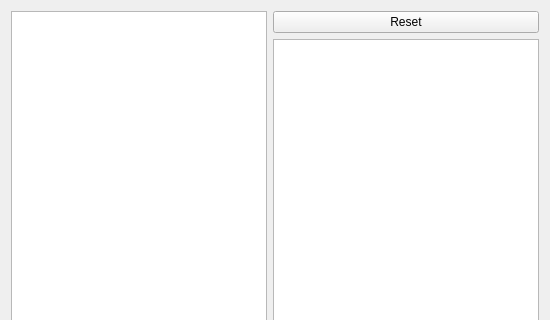
Qt form chesswindow.ui (Rattlesnek/ICP) before a commit; both pictures show x 0 to 550 and y 0 to 320 of the 550 by 519 pixel window.
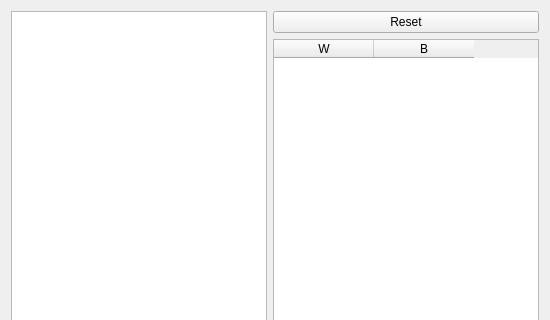
The same form after that commit.

Patch:
```diff
--- a/chesswindow.ui
+++ b/chesswindow.ui
@@ -36,14 +36,35 @@
       </widget>
      </item>
      <item>
-      <widget class="QTextEdit" name="log">
-       <property name="html">
-        <string>&lt;!DOCTYPE HTML PUBLIC &quot;-//W3C//DTD HTML 4.0//EN&quot; &quot;http://www.w3.org/TR/REC-html40/strict.dtd&quot;&gt;
-&lt;html&gt;&lt;head&gt;&lt;meta name=&quot;qrichtext&quot; content=&quot;1&quot; /&gt;&lt;style type=&quot;text/css&quot;&gt;
-p, li { white-space: pre-wrap; }
-&lt;/style&gt;&lt;/head&gt;&lt;body style=&quot; font-family:'MS Shell Dlg 2'; font-size:7.8pt; font-weight:400; font-style:normal;&quot;&gt;
-&lt;p style=&quot;-qt-paragraph-type:empty; margin-top:0px; margin-bottom:0px; margin-left:0px; margin-right:0px; -qt-block-indent:0; text-indent:0px;&quot;&gt;&lt;br /&gt;&lt;/p&gt;&lt;/body&gt;&lt;/html&gt;</string>
+      <widget class="QTableWidget" name="log2">
+       <property name="sizePolicy">
+        <sizepolicy hsizetype="Minimum" vsizetype="Minimum">
+         <horstretch>0</horstretch>
+         <verstretch>0</verstretch>
+        </sizepolicy>
        </property>
+       <property name="minimumSize">
+        <size>
+         <width>199</width>
+         <height>0</height>
+        </size>
+       </property>
+       <property name="maximumSize">
+        <size>
+         <width>16777215</width>
+         <height>16777215</height>
+        </size>
+       </property>
+       <column>
+        <property name="text">
+         <string>W</string>
+        </property>
+       </column>
+       <column>
+        <property name="text">
+         <string>B</string>
+        </property>
+       </column>
       </widget>
      </item>
      <item>
```
Left out of the diff: 12 changed lines with no effect on the pictures.
